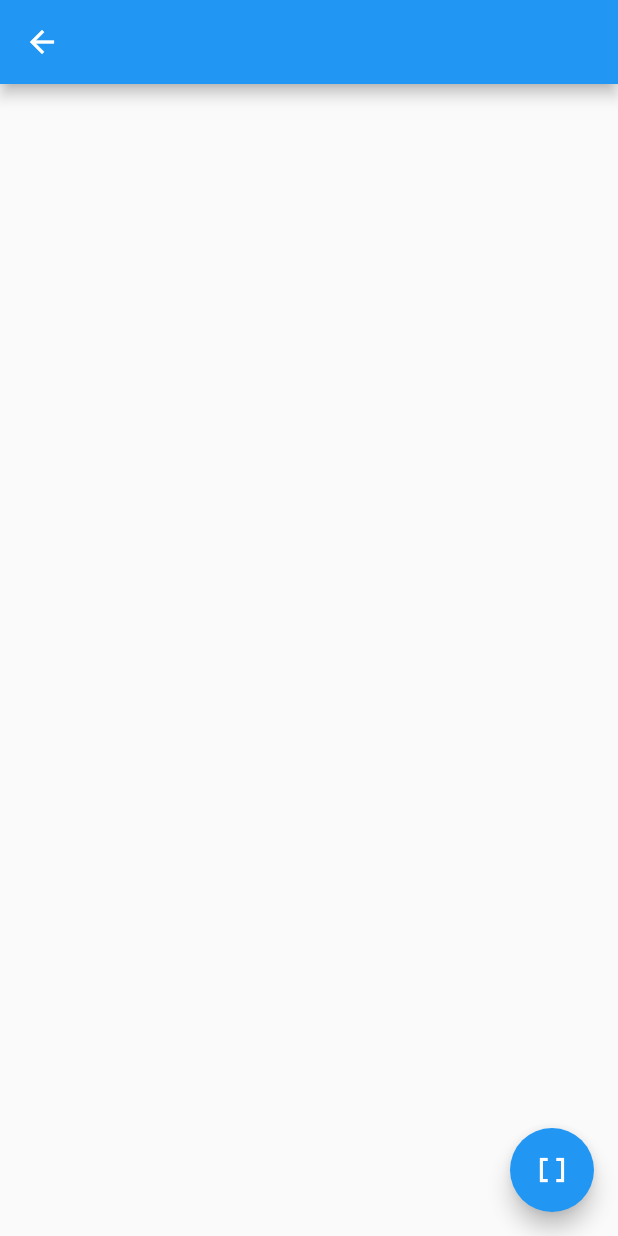
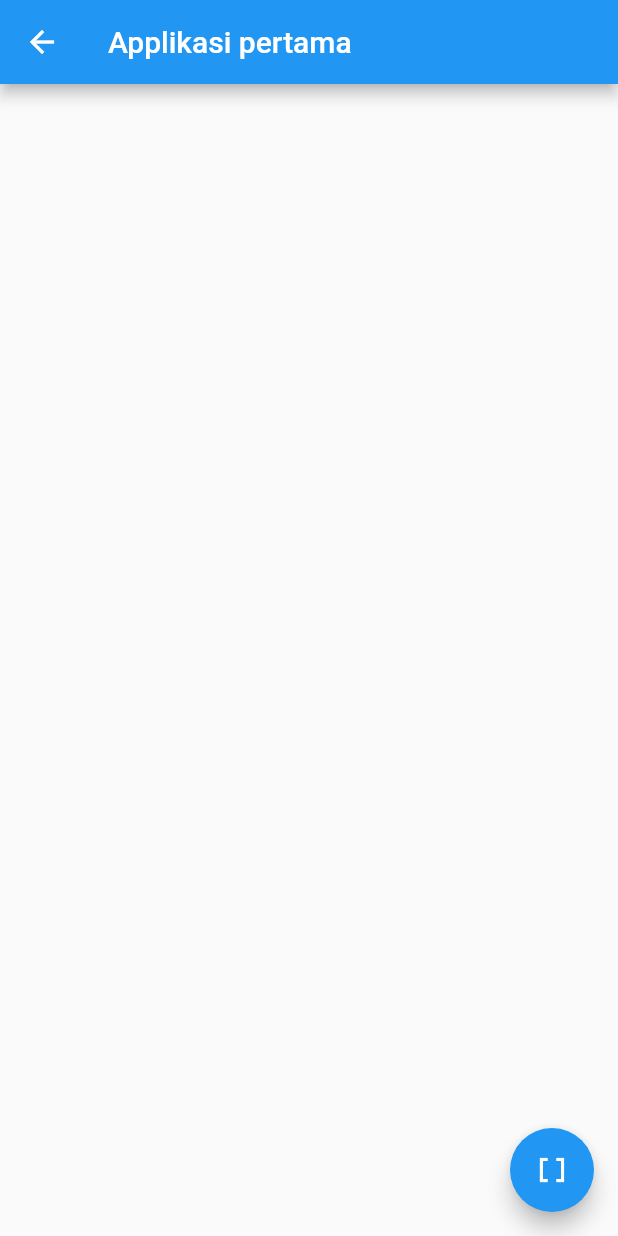
Before and after one commit to medkom22/coba-coba, a Flutter app: the SplashScreenApp screen opened directly, on a phone screen of 412 x 824 dp. Run offline on Flutter 3.47's test engine with Material 2 defaults, Android fonts, the phone set to English and light mode, and no system bars.

Commit message:
Update contoh.dart

```diff
--- a/lib/contoh.dart
+++ b/lib/contoh.dart
@@ -10,7 +10,9 @@ class SplashScreenApp extends StatelessWidget {
         onPressed: () {},
         child: const Icon(Icons.data_array),
       ),
-      appBar: AppBar(),
+      appBar: AppBar(
+        title: const Text('Applikasi pertama'),
+      ),
       body: const Center(),
     );
   }
```
